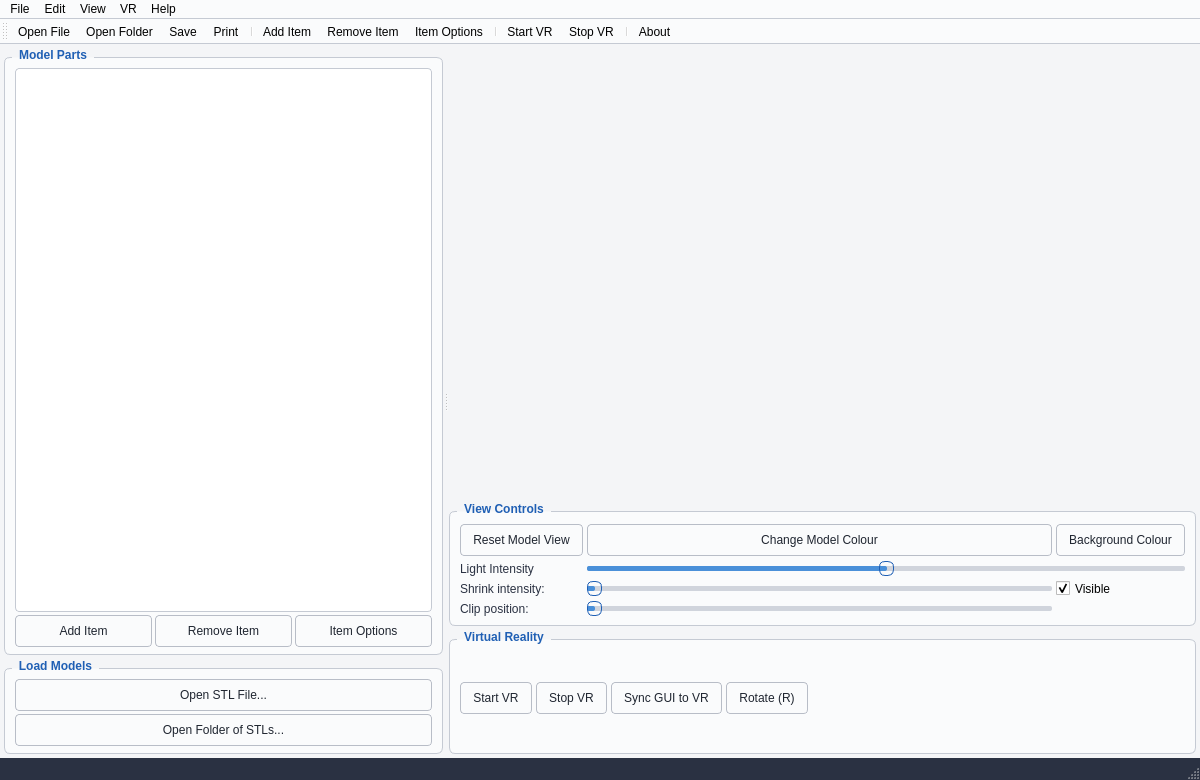
The window that week3/mainwindow.ui (tonadey/Group13_Project) describes before a commit, drawn with Qt 5.
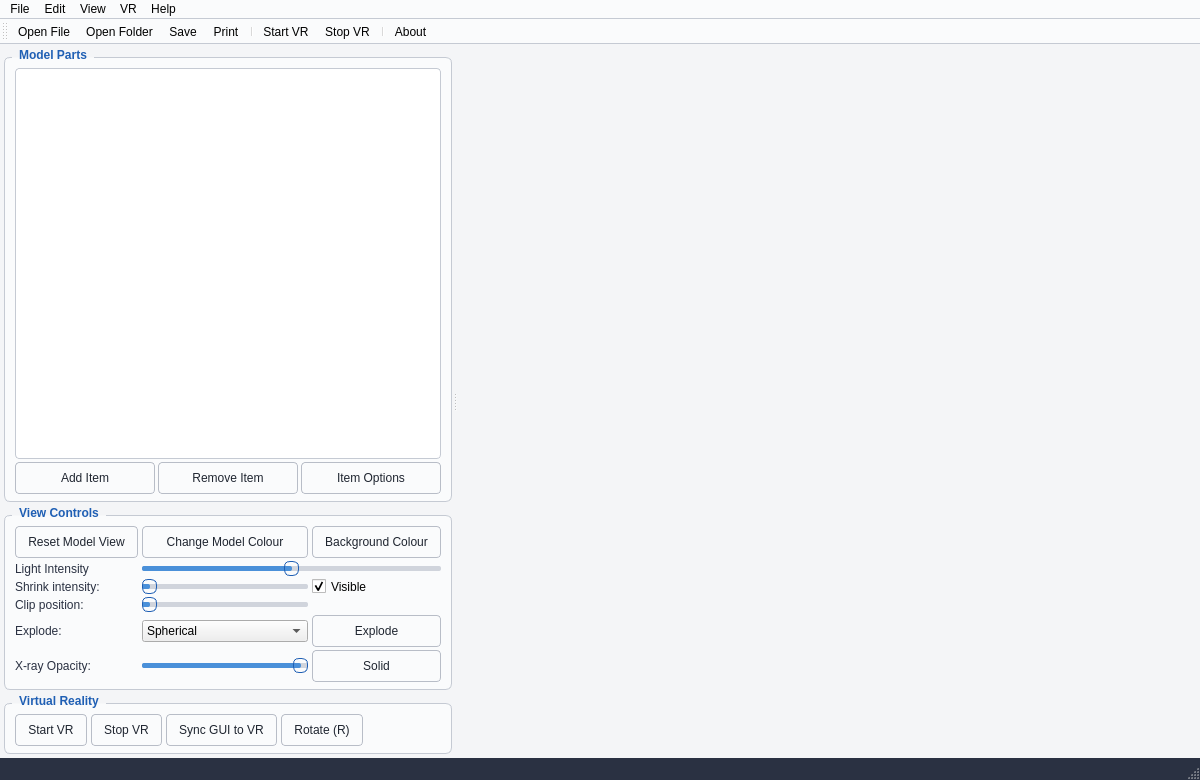
The same window after the commit. Icons and pictures are not drawn. Custom widgets are drawn as their Qt base class.

Patch:
```diff
--- a/week3/mainwindow.ui
+++ b/week3/mainwindow.ui
@@ -214,81 +214,6 @@
          </widget>
         </item>
         <item>
-         <widget class="QGroupBox" name="loadGroupBox">
-          <property name="title">
-           <string>Load Models</string>
-          </property>
-          <layout class="QVBoxLayout" name="verticalLayout_load">
-           <property name="leftMargin">
-            <number>4</number>
-           </property>
-           <property name="topMargin">
-            <number>2</number>
-           </property>
-           <property name="rightMargin">
-            <number>4</number>
-           </property>
-           <property name="bottomMargin">
-            <number>2</number>
-           </property>
-           <property name="spacing">
-            <number>3</number>
-           </property>
-           <item>
-            <widget class="QPushButton" name="openFileButton">
-             <property name="text">
-              <string>Open STL File...</string>
-             </property>
-             <property name="icon">
-              <iconset resource="icons.qrc">
-               <normaloff>:/Icons/icons/fileopen.png</normaloff>:/Icons/icons/fileopen.png</iconset>
-             </property>
-            </widget>
-           </item>
-           <item>
-            <widget class="QPushButton" name="openFolderButton">
-             <property name="text">
-              <string>Open Folder of STLs...</string>
-             </property>
-             <property name="icon">
-              <iconset resource="icons.qrc">
-               <normaloff>:/Icons/icons/fileopen.png</normaloff>:/Icons/icons/fileopen.png</iconset>
-             </property>
-            </widget>
-           </item>
-          </layout>
-         </widget>
-        </item>
-       </layout>
-      </widget>
-      <widget class="QWidget" name="rightPanel" native="true">
-       <layout class="QVBoxLayout" name="verticalLayout_right">
-        <property name="leftMargin">
-         <number>0</number>
-        </property>
-        <property name="topMargin">
-         <number>0</number>
-        </property>
-        <property name="rightMargin">
-         <number>0</number>
-        </property>
-        <property name="bottomMargin">
-         <number>0</number>
-        </property>
-        <property name="spacing">
-         <number>4</number>
-        </property>
-        <item>
-         <widget class="QVTKOpenGLNativeWidget" name="vtkWidget" native="true">
-          <property name="minimumSize">
-           <size>
-            <width>500</width>
-            <height>450</height>
-           </size>
-          </property>
-         </widget>
-        </item>
-        <item>
          <widget class="QGroupBox" name="viewGroupBox">
           <property name="title">
            <string>View Controls</string>
@@ -415,6 +340,92 @@
              </property>
             </widget>
            </item>
+           <item row="4" column="0">
+            <widget class="QLabel" name="explodeLabel">
+             <property name="text">
+              <string>Explode:</string>
+             </property>
+             <property name="toolTip">
+              <string>One-click animated exploded view. Pick a direction, then click the button to fly the parts apart (or back together) over ~1 second.</string>
+             </property>
+            </widget>
+           </item>
+           <item row="4" column="1">
+            <widget class="QComboBox" name="explodeModeBox">
+             <property name="toolTip">
+              <string>Direction for the exploded view. Spherical = each part flies radially from the model centre. X / Y / Z = parts spread along just that axis.</string>
+             </property>
+             <item>
+              <property name="text">
+               <string>Spherical</string>
+              </property>
+             </item>
+             <item>
+              <property name="text">
+               <string>X-axis</string>
+              </property>
+             </item>
+             <item>
+              <property name="text">
+               <string>Y-axis</string>
+              </property>
+             </item>
+             <item>
+              <property name="text">
+               <string>Z-axis</string>
+              </property>
+             </item>
+            </widget>
+           </item>
+           <item row="4" column="2">
+            <widget class="QPushButton" name="explodeButton">
+             <property name="text">
+              <string>Explode</string>
+             </property>
+             <property name="checkable">
+              <bool>true</bool>
+             </property>
+             <property name="toolTip">
+              <string>Animate parts apart (or back together). VR auto-syncs at the end of the animation.</string>
+             </property>
+            </widget>
+           </item>
+           <item row="5" column="0">
+            <widget class="QLabel" name="opacityLabel">
+             <property name="text">
+              <string>X-ray Opacity:</string>
+             </property>
+             <property name="toolTip">
+              <string>Drag to make every visible part semi-transparent. 100 = solid, 0 = invisible. Lets you see through the outer shell to spot internal geometry.</string>
+             </property>
+            </widget>
+           </item>
+           <item row="5" column="1">
+            <widget class="QSlider" name="opacitySlider">
+             <property name="maximum">
+              <number>100</number>
+             </property>
+             <property name="value">
+              <number>100</number>
+             </property>
+             <property name="orientation">
+              <enum>Qt::Horizontal</enum>
+             </property>
+             <property name="toolTip">
+              <string>Global opacity for every visible part. VR auto-syncs on slider release.</string>
+             </property>
+            </widget>
+           </item>
+           <item row="5" column="2">
+            <widget class="QPushButton" name="opacitySolidButton">
+             <property name="text">
+              <string>Solid</string>
+             </property>
+             <property name="toolTip">
+              <string>Snap opacity back to 100% (turn X-ray off in one click).</string>
+             </property>
+            </widget>
+           </item>
           </layout>
          </widget>
         </item>
@@ -502,6 +513,41 @@
         </item>
        </layout>
       </widget>
+      <widget class="QWidget" name="rightPanel" native="true">
+       <layout class="QVBoxLayout" name="verticalLayout_right">
+        <property name="leftMargin">
+         <number>0</number>
+        </property>
+        <property name="topMargin">
+         <number>0</number>
+        </property>
+        <property name="rightMargin">
+         <number>0</number>
+        </property>
+        <property name="bottomMargin">
+         <number>0</number>
+        </property>
+        <property name="spacing">
+         <number>0</number>
+        </property>
+        <item>
+         <widget class="QVTKOpenGLNativeWidget" name="vtkWidget" native="true">
+          <property name="sizePolicy">
+           <sizepolicy hsizetype="Expanding" vsizetype="Expanding">
+            <horstretch>1</horstretch>
+            <verstretch>1</verstretch>
+           </sizepolicy>
+          </property>
+          <property name="minimumSize">
+           <size>
+            <width>700</width>
+            <height>550</height>
+           </size>
+          </property>
+         </widget>
+        </item>
+       </layout>
+      </widget>
      </widget>
     </item>
    </layout>
@@ -585,10 +631,6 @@
    <addaction name="actionSave"/>
    <addaction name="actionPrint"/>
    <addaction name="separator"/>
-   <addaction name="actionAdd_Item"/>
-   <addaction name="actionRemove_Item"/>
-   <addaction name="actionItem_Options"/>
-   <addaction name="separator"/>
    <addaction name="actionStart_VR"/>
    <addaction name="actionStop_VR"/>
    <addaction name="separator"/>
```
